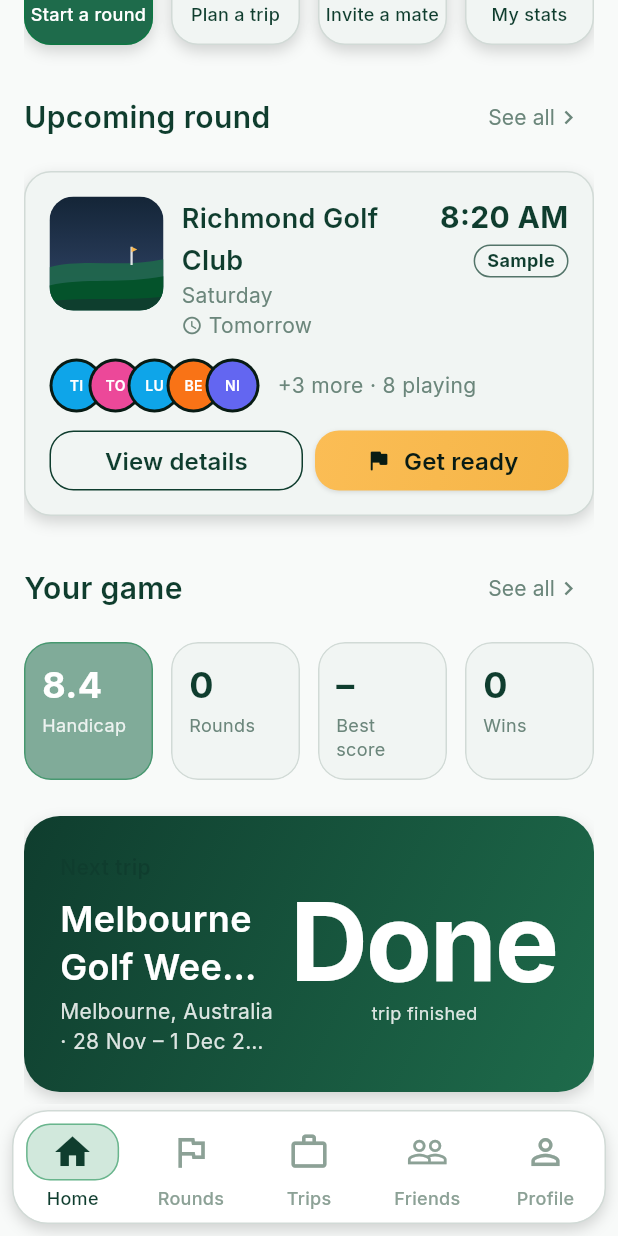
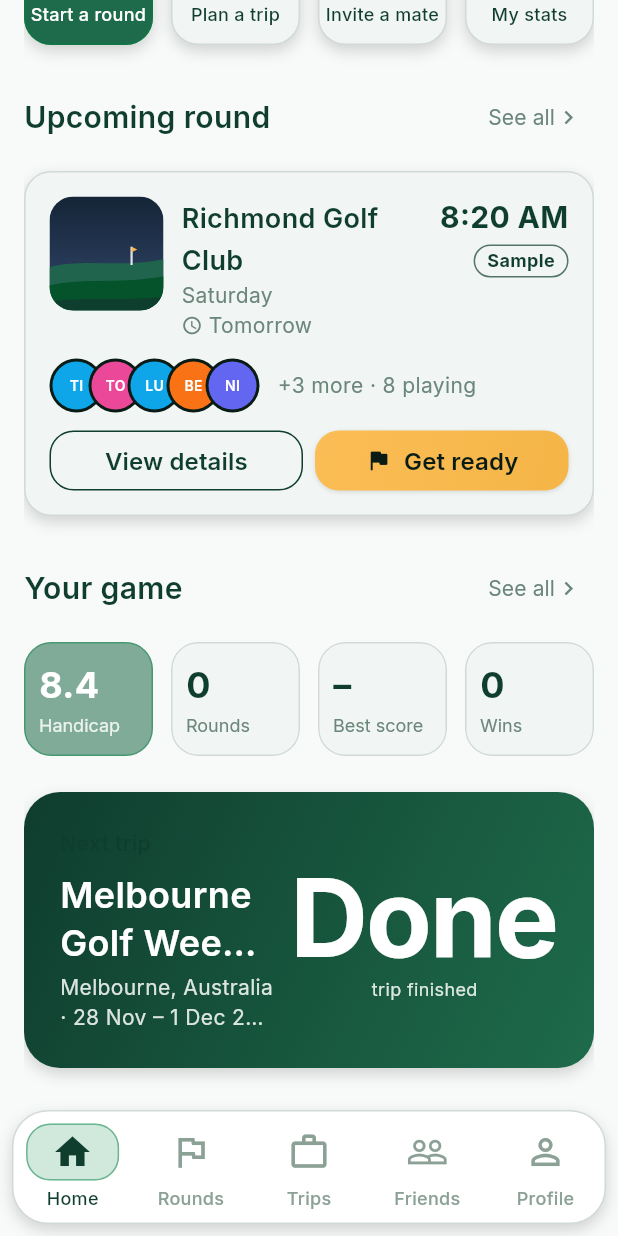
Before and after one commit to Tiamana03/Qaddy, a Flutter app: the DashboardScreen screen opened by its route, scrolled down 334 dp, on a phone screen of 412 x 824 dp. Run offline on Flutter 3.47's test engine with Material 3 defaults, Android fonts, the phone set to English and light mode, and no system bars; our stand-ins replace flutter_riverpod, go_router, sentry_flutter, share_plus, shared_preferences, supabase_flutter; accounts and stored records are empty.

Commit message:
design: stat tiles keep Handicap on one line at phone width
Co-Authored-By: Claude Sonnet 5.5 <noreply@anthropic.com>

```diff
--- a/lib/core/widgets/cards/qaddy_stat_tiles.dart
+++ b/lib/core/widgets/cards/qaddy_stat_tiles.dart
@@ -107,7 +107,10 @@ class _Tile extends StatelessWidget {
       child: InkWell(
         onTap: onTap,
         child: Padding(
-          padding: EdgeInsets.all(spacing.md),
+          padding: EdgeInsets.symmetric(
+            horizontal: spacing.sm + 2,
+            vertical: spacing.md,
+          ),
           child: Column(
             crossAxisAlignment: CrossAxisAlignment.start,
             children: <Widget>[
@@ -130,7 +133,11 @@ class _Tile extends StatelessWidget {
               Text(
                 stat.label,
                 maxLines: 2,
-                style: typography.caption.copyWith(color: labelColour),
+                softWrap: true,
+                style: typography.caption.copyWith(
+                  color: labelColour,
+                  letterSpacing: 0,
+                ),
               ),
             ],
           ),
```
Also changed, not shown: 1 other file.
